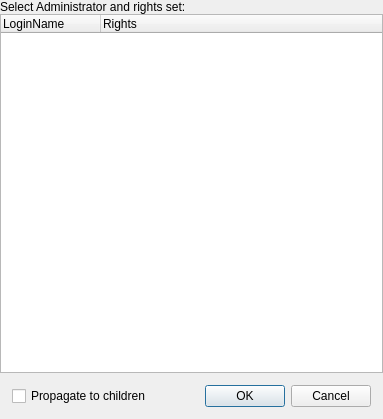
This is FWAdminLib/SetItemPermissionsDlg.ui in fw-dev/translations as Qt 5 draws it before an edit. The edited form follows.
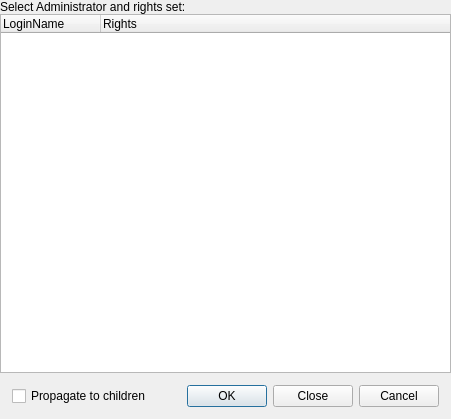
This is the edited form. Custom widgets are drawn as their Qt base class.

```diff
--- a/FWAdminLib/SetItemPermissionsDlg.ui
+++ b/FWAdminLib/SetItemPermissionsDlg.ui
@@ -6,7 +6,7 @@
    <rect>
     <x>0</x>
     <y>0</y>
-    <width>383</width>
+    <width>451</width>
     <height>419</height>
    </rect>
   </property>
@@ -84,7 +84,7 @@
      <item>
       <widget class="QDialogButtonBox" name="buttonBox">
        <property name="standardButtons">
-        <set>QDialogButtonBox::Cancel|QDialogButtonBox::Ok</set>
+        <set>QDialogButtonBox::Cancel|QDialogButtonBox::Close|QDialogButtonBox::Ok</set>
        </property>
       </widget>
      </item>
```
Left out of the diff: 29 changed lines with no effect on the pictures.
